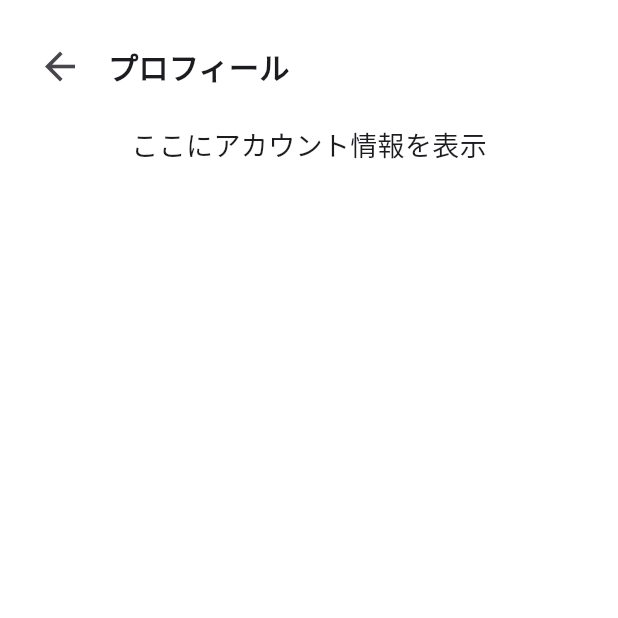
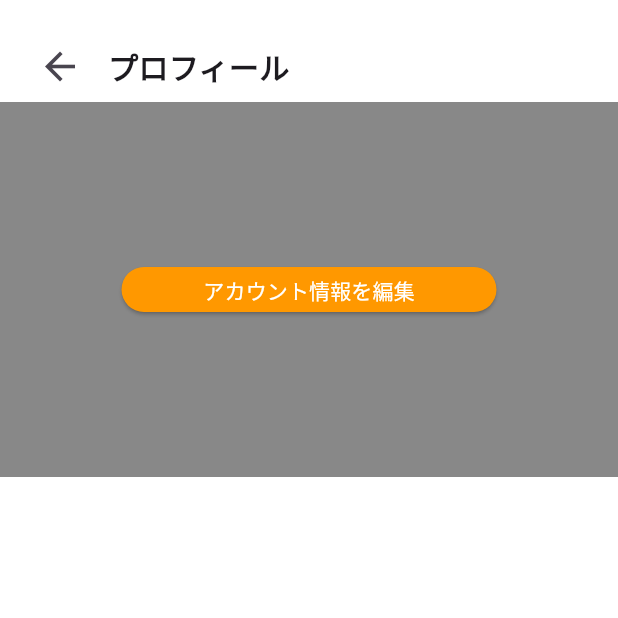
Before and after one commit to Ktento/breman-front, a Flutter app: the AccountProfile screen opened directly, on a phone screen of 412 x 824 dp, the top half of it. Run offline on Flutter 3.47's test engine with Material 3 defaults, Android fonts, the phone set to English and light mode, and no system bars.

Commit message:
アカウント情報を編集ボタンを追加

```diff
--- a/lib/account_profile.dart
+++ b/lib/account_profile.dart
@@ -32,9 +32,23 @@ class AccountProfile extends StatelessWidget {
             // その他のコンテンツをここに追加
             Container(
               padding: const EdgeInsets.all(16.0),
-              child: Text(
-                'ここにアカウント情報を表示',
-                style: TextStyle(fontSize: 18),
+              color: const Color.fromARGB(119, 0, 0, 0),
+              width: MediaQuery.of(context).size.width, // 画面の幅に合わせる
+              height: 250, // 高さ
+              alignment: Alignment.center, // ボタンを中央に配置
+              child: SizedBox(
+                width: 250,  // ボタンの幅
+                height: 30, // ボタンの高さ
+                child: ElevatedButton(
+                  child: const Text('アカウント情報を編集'),
+                  style: ElevatedButton.styleFrom(
+                    backgroundColor: Colors.orange, // 背景色
+                    foregroundColor: Colors.white, // 文字色
+                  ),
+                  onPressed: () {
+                    // ボタンを押したときの処理
+                  },
+                ),
               ),
             ),
           ],
```
